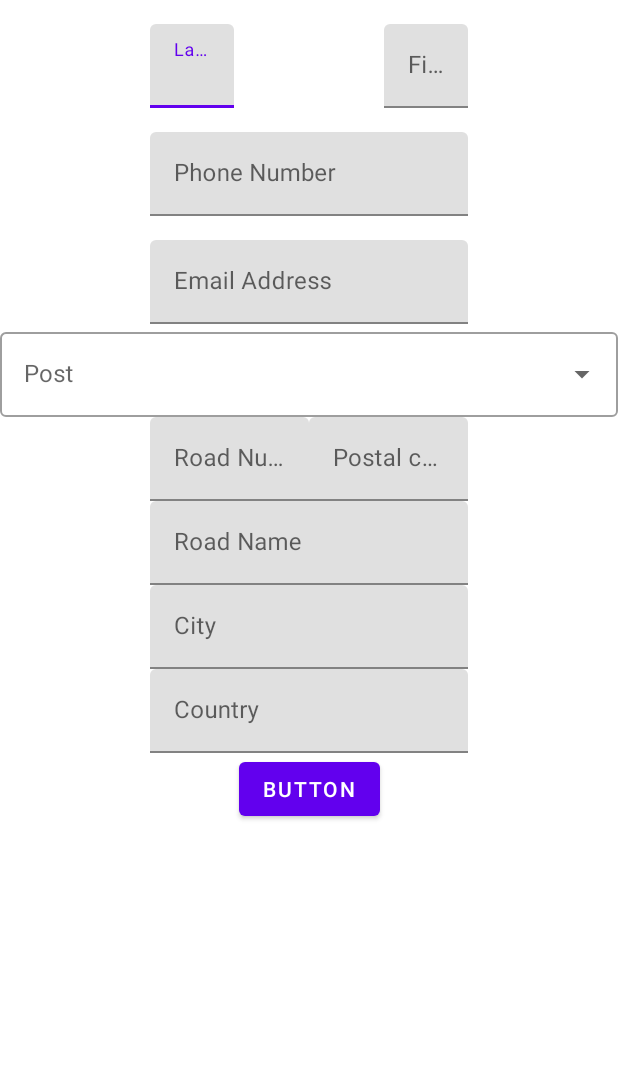
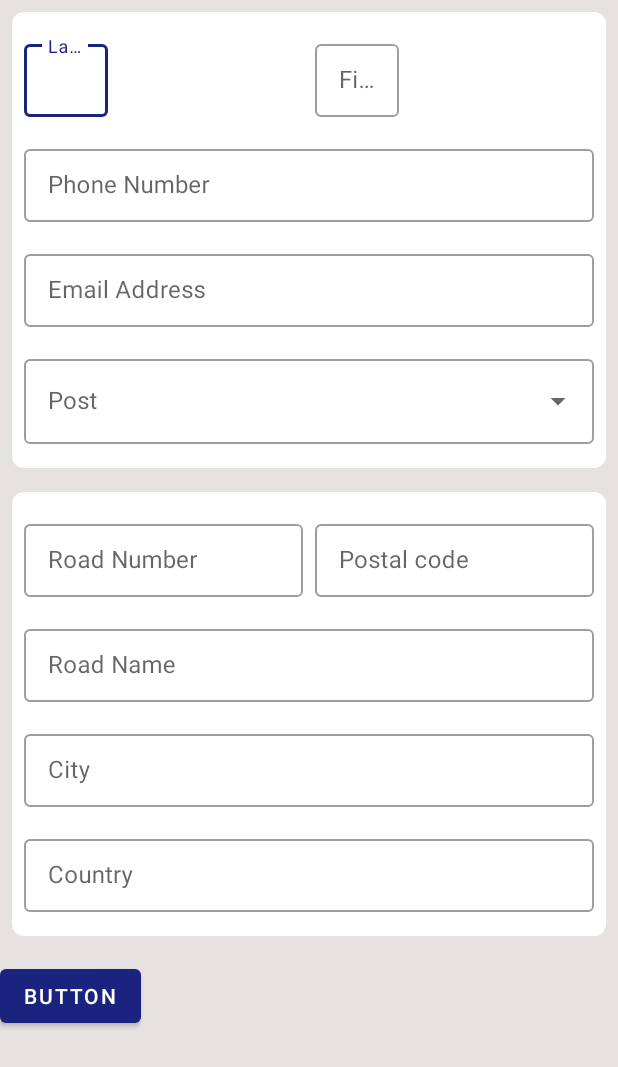
Before and after one commit to SalimSalimi/ProjectManager, an Android app: the layout developer_edit_fragment.xml on its own in the app's theme, with its tools: preview values and no code run, on a phone screen of 412 x 824 dp. Shown: the top 1067 px of the screen. Run offline under Robolectric (Android 15) with nearby library versions, the light colour scheme and no system bars.

Commit message:
Styling and fix DeveloperEdit UI

```diff
--- /dev/null
+++ b/app/src/main/res/drawable/panel_background_form.xml
@@ -0,0 +1,7 @@
+<?xml version="1.0" encoding="utf-8"?>
+<shape
+    xmlns:android="http://schemas.android.com/apk/res/android"
+    android:shape="rectangle">
+    <solid android:color="@color/white"/>
+    <corners android:radius="8dp"/>
+</shape>
--- a/app/src/main/res/layout/developer_edit_fragment.xml
+++ b/app/src/main/res/layout/developer_edit_fragment.xml
@@ -4,26 +4,43 @@
     xmlns:tools="http://schemas.android.com/tools">
 
     <data>
-
         <variable
             name="viewModel"
-            type="fr.im.salimi.projectmanager.ui.developerEdit.DeveloperEditViewModel"/>
+            type="fr.im.salimi.projectmanager.ui.developerEdit.DeveloperEditViewModel" />
     </data>
+
+    <RelativeLayout
+        android:layout_width="match_parent"
+        android:layout_height="match_parent">
+
         <ScrollView
             android:layout_width="match_parent"
-        android:layout_height="match_parent">
+            android:layout_height="match_parent"
+            tools:ignore="UselessParent"
+            android:background="@color/light_gray_background">
+
+            <LinearLayout
+                android:layout_width="match_parent"
+                android:layout_height="wrap_content"
+                android:orientation="vertical"
+                tools:context=".ui.developerEdit.DeveloperEditFragment"
+                android:background="@color/light_gray_background">
+
                 <androidx.constraintlayout.widget.ConstraintLayout
                     android:layout_width="match_parent"
                     android:layout_height="wrap_content"
-        tools:context=".ui.developerEdit.DeveloperEditFragment">
+                    android:layout_margin="8dp"
+                    android:layout_marginTop="16dp"
+                    android:background="@drawable/panel_background_form">
 
                     <com.google.android.material.textfield.TextInputLayout
                         android:id="@+id/textInputLayout2"
-            android:layout_width="wrap_content"
+                        android:layout_width="0dp"
                         android:layout_height="wrap_content"
+                        android:layout_marginStart="8dp"
                         android:layout_marginTop="16dp"
+                        android:layout_marginEnd="8dp"
                         app:layout_constraintEnd_toStartOf="@+id/textInputLayout"
-            app:layout_constraintHorizontal_bias="0.5"
                         app:layout_constraintStart_toStartOf="parent"
                         app:layout_constraintTop_toTopOf="parent">
 
@@ -34,18 +51,18 @@
                             android:ems="10"
                             android:hint="@string/last_name"
                             android:inputType="textPersonName"
-                android:text="@={viewModel.developer.lastName}"/>
+                            android:text="@={viewModel.developer.lastName}" />
                     </com.google.android.material.textfield.TextInputLayout>
 
                     <com.google.android.material.textfield.TextInputLayout
                         android:id="@+id/textInputLayout"
-            android:layout_width="wrap_content"
+                        android:layout_width="0dp"
                         android:layout_height="wrap_content"
-            app:layout_constraintBottom_toBottomOf="@+id/textInputLayout2"
+                        android:layout_marginTop="16dp"
+                        android:layout_marginEnd="8dp"
                         app:layout_constraintEnd_toEndOf="parent"
-            app:layout_constraintHorizontal_bias="0.5"
                         app:layout_constraintStart_toEndOf="@+id/textInputLayout2"
-            app:layout_constraintTop_toTopOf="@+id/textInputLayout2">
+                        app:layout_constraintTop_toTopOf="parent">
 
                         <com.google.android.material.textfield.TextInputEditText
                             android:id="@+id/editTextFirstName"
@@ -54,7 +71,7 @@
                             android:ems="10"
                             android:hint="@string/first_name"
                             android:inputType="textPersonName"
-                android:text="@={viewModel.developer.firstName}"/>
+                            android:text="@={viewModel.developer.firstName}" />
                     </com.google.android.material.textfield.TextInputLayout>
 
                     <com.google.android.material.textfield.TextInputLayout
@@ -73,7 +90,7 @@
                             android:ems="10"
                             android:hint="@string/phone_number"
                             android:inputType="phone"
-                android:text="@={viewModel.developer.phoneNumber}"/>
+                            android:text="@={viewModel.developer.phoneNumber}" />
                     </com.google.android.material.textfield.TextInputLayout>
 
                     <com.google.android.material.textfield.TextInputLayout
@@ -92,16 +109,19 @@
                             android:ems="10"
                             android:hint="@string/email_address"
                             android:inputType="textEmailAddress"
-                android:text="@={viewModel.developer.email}"/>
+                            android:text="@={viewModel.developer.email}" />
                     </com.google.android.material.textfield.TextInputLayout>
 
 
                     <com.google.android.material.textfield.TextInputLayout
                         android:id="@+id/textInputLayout10"
                         style="@style/Widget.MaterialComponents.TextInputLayout.OutlinedBox.ExposedDropdownMenu"
-            android:layout_width="match_parent"
+                        android:layout_width="0dp"
                         android:layout_height="wrap_content"
+                        android:layout_marginTop="16dp"
+                        android:layout_marginBottom="16dp"
                         android:hint="@string/post"
+                        app:layout_constraintBottom_toBottomOf="parent"
                         app:layout_constraintEnd_toEndOf="@+id/textInputLayout4"
                         app:layout_constraintStart_toStartOf="@+id/textInputLayout4"
                         app:layout_constraintTop_toBottomOf="@+id/textInputLayout4">
@@ -111,21 +131,28 @@
                             android:layout_width="match_parent"
                             android:layout_height="wrap_content"
                             android:inputType="none"
-                android:text="@={viewModel.developer.post}"/>
+                            android:text="@={viewModel.developer.post}" />
 
                     </com.google.android.material.textfield.TextInputLayout>
 
+                </androidx.constraintlayout.widget.ConstraintLayout>
+
+                <androidx.constraintlayout.widget.ConstraintLayout
+                    android:layout_width="match_parent"
+                    android:layout_height="wrap_content"
+                    android:layout_margin="8dp"
+                    android:background="@drawable/panel_background_form">
 
                     <com.google.android.material.textfield.TextInputLayout
                         android:id="@+id/textInputLayout5"
                         android:layout_width="0dp"
                         android:layout_height="wrap_content"
-            app:layout_constraintEnd_toEndOf="@+id/textInputLayout"
+                        android:layout_marginStart="8dp"
+                        android:layout_marginTop="16dp"
+                        android:layout_marginEnd="8dp"
                         app:layout_constraintEnd_toStartOf="@+id/textInputLayout6"
-            app:layout_constraintHorizontal_bias="0.5"
-            app:layout_constraintHorizontal_chainStyle="spread"
-            app:layout_constraintStart_toStartOf="@+id/textInputLayout4"
-            app:layout_constraintTop_toBottomOf="@+id/textInputLayout10">
+                        app:layout_constraintStart_toStartOf="parent"
+                        app:layout_constraintTop_toTopOf="parent">
 
                         <com.google.android.material.textfield.TextInputEditText
                             android:id="@+id/editTextRoadNumber"
@@ -142,7 +169,8 @@
                         android:id="@+id/textInputLayout6"
                         android:layout_width="0dp"
                         android:layout_height="wrap_content"
-            app:layout_constraintEnd_toEndOf="@+id/textInputLayout4"
+                        android:layout_marginEnd="8dp"
+                        app:layout_constraintEnd_toEndOf="parent"
                         app:layout_constraintHorizontal_bias="0.5"
                         app:layout_constraintStart_toEndOf="@+id/textInputLayout5"
                         app:layout_constraintTop_toTopOf="@+id/textInputLayout5">
@@ -161,7 +189,8 @@
                         android:id="@+id/textInputLayout9"
                         android:layout_width="0dp"
                         android:layout_height="wrap_content"
-            app:layout_constraintEnd_toEndOf="@+id/textInputLayout"
+                        android:layout_marginTop="16dp"
+                        app:layout_constraintEnd_toEndOf="@+id/textInputLayout6"
                         app:layout_constraintStart_toStartOf="@+id/textInputLayout5"
                         app:layout_constraintTop_toBottomOf="@+id/textInputLayout5">
 
@@ -172,7 +201,7 @@
                             android:ems="10"
                             android:hint="@string/road_name"
                             android:inputType="text"
-            android:text="@={viewModel.developer.address.roadName}"/>
+                            android:text="@={viewModel.developer.address.roadName}" />
 
                     </com.google.android.material.textfield.TextInputLayout>
 
@@ -180,8 +209,9 @@
                         android:id="@+id/textInputLayout7"
                         android:layout_width="0dp"
                         android:layout_height="wrap_content"
-            app:layout_constraintEnd_toEndOf="@+id/textInputLayout"
-            app:layout_constraintStart_toStartOf="@+id/textInputLayout5"
+                        android:layout_marginTop="16dp"
+                        app:layout_constraintEnd_toEndOf="@+id/textInputLayout9"
+                        app:layout_constraintStart_toStartOf="@+id/textInputLayout9"
                         app:layout_constraintTop_toBottomOf="@+id/textInputLayout9">
 
                         <com.google.android.material.textfield.TextInputEditText
@@ -191,13 +221,16 @@
                             android:ems="10"
                             android:hint="@string/city"
                             android:inputType="textCapSentences"
-                android:text="@={viewModel.developer.address.city}"/>
+                            android:text="@={viewModel.developer.address.city}" />
                     </com.google.android.material.textfield.TextInputLayout>
 
                     <com.google.android.material.textfield.TextInputLayout
                         android:id="@+id/textInputLayout8"
                         android:layout_width="0dp"
                         android:layout_height="wrap_content"
+                        android:layout_marginTop="16dp"
+                        android:layout_marginBottom="16dp"
+                        app:layout_constraintBottom_toBottomOf="parent"
                         app:layout_constraintEnd_toEndOf="@+id/textInputLayout7"
                         app:layout_constraintStart_toStartOf="@+id/textInputLayout7"
                         app:layout_constraintTop_toBottomOf="@+id/textInputLayout7">
@@ -209,20 +242,23 @@
                             android:ems="10"
                             android:hint="@string/country"
                             android:inputType="textCapSentences"
-                android:text="@={viewModel.developer.address.country}"/>
+                            android:text="@={viewModel.developer.address.country}" />
                     </com.google.android.material.textfield.TextInputLayout>
+
+                </androidx.constraintlayout.widget.ConstraintLayout>
 
                 <Button
                     android:id="@+id/button"
                     android:layout_width="wrap_content"
                     android:layout_height="wrap_content"
+                    android:layout_marginTop="8dp"
                     android:onClick="@{() -> viewModel.onAddClick()}"
                     android:text="Button"
                     app:layout_constraintBottom_toBottomOf="parent"
                     app:layout_constraintEnd_toEndOf="parent"
                     app:layout_constraintStart_toStartOf="parent"
                     app:layout_constraintTop_toBottomOf="@+id/textInputLayout8" />
-
-    </androidx.constraintlayout.widget.ConstraintLayout>
+            </LinearLayout>
         </ScrollView>
+    </RelativeLayout>
 </layout>
--- a/app/src/main/res/navigation/nav_graph.xml
+++ b/app/src/main/res/navigation/nav_graph.xml
@@ -3,7 +3,7 @@
     xmlns:app="http://schemas.android.com/apk/res-auto"
     xmlns:tools="http://schemas.android.com/tools"
     android:id="@+id/nav_graph"
-    app:startDestination="@id/developerListFragment">
+    app:startDestination="@id/editDeveloperFragment">
     <fragment
         android:id="@+id/editDeveloperFragment"
         android:name="fr.im.salimi.projectmanager.ui.developerEdit.DeveloperEditFragment"
--- a/app/src/main/res/values/colors.xml
+++ b/app/src/main/res/values/colors.xml
@@ -8,5 +8,5 @@
     <color name="black">#FF000000</color>
     <color name="white">#FFFFFFFF</color>
 
-    <color name="light_gray_background">#EEEFF4</color>
+    <color name="light_gray_background">#E6E2E2</color>
 </resources>
--- a/app/src/main/res/values/themes.xml
+++ b/app/src/main/res/values/themes.xml
@@ -2,16 +2,17 @@
     <!-- Base application theme. -->
     <style name="Theme.TeamManager" parent="Theme.MaterialComponents.DayNight.DarkActionBar">
         <!-- Primary brand color. -->
-        <item name="colorPrimary">@color/purple_500</item>
-        <item name="colorPrimaryVariant">@color/purple_700</item>
+        <item name="colorPrimary">#1a237e</item>
+        <item name="colorPrimaryVariant">#1a237e</item>
         <item name="colorOnPrimary">@color/white</item>
         <!-- Secondary brand color. -->
-        <item name="colorSecondary">@color/teal_200</item>
+        <item name="colorSecondary">#64ffda</item>
         <item name="colorSecondaryVariant">@color/teal_700</item>
         <item name="colorOnSecondary">@color/black</item>
         <!-- Status bar color. -->
         <item name="android:statusBarColor" tools:targetApi="l">?attr/colorPrimaryVariant</item>
         <!-- Customize your theme here. -->
+        <item name="textInputStyle">@style/Widget.MaterialComponents.TextInputLayout.OutlinedBox.Dense</item>
     </style>
 
     <style name="Theme.TeamManager.NoActionBar">
@@ -30,4 +31,8 @@
         <item name="android:padding">8dp</item>
     </style>
 
+    <style name="textInputLayoutCustom" parent="Widget.MaterialComponents.TextInputLayout.OutlinedBox.Dense">
+
+    </style>
+
 </resources>
```
Lines whose indentation alone changed are shown as unchanged.
